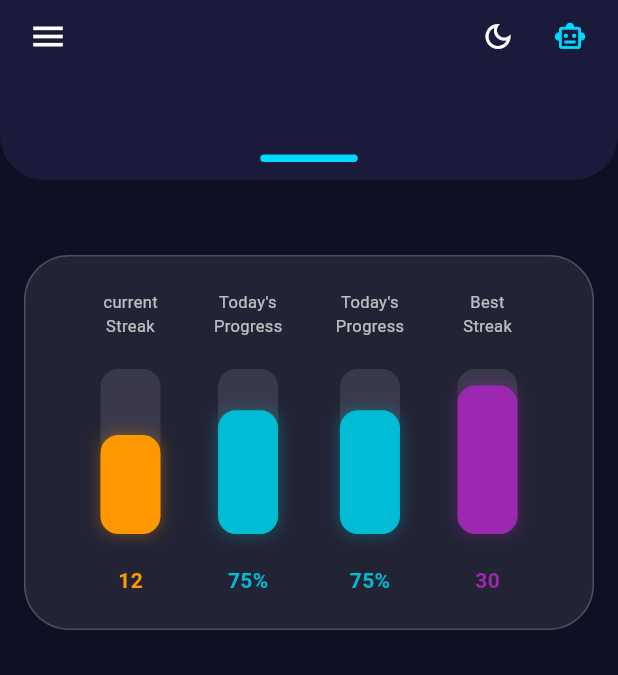
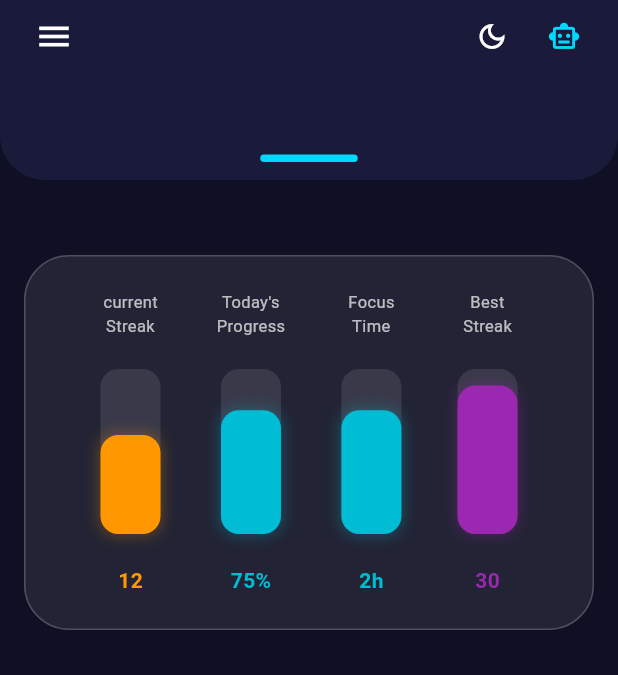
Before and after one commit to kartik480/kultivateNewVers, a Flutter app: the HomeScreen screen opened directly, on a phone screen of 412 x 824 dp. Shown: the top 675 px of the screen. Run offline on Flutter 3.47's test engine with Material 3 defaults, Android fonts, the light colour scheme and no system bars.

Commit message:
small changes in top navbar

```diff
--- a/lib/screens/home_screen.dart
+++ b/lib/screens/home_screen.dart
@@ -9,14 +9,17 @@ class HomeScreen extends StatefulWidget {
 }
 
 class _HomeScreenState extends State<HomeScreen> {
-  // Draggable logic variables
   double _navBarHeight = 120.0;
   final double _minHeight = 120.0;
 
-  // Calculates opacity for the home content (fades to 0 as we drag down)
   double _calculateOpacity(double maxHeight) {
     double opacity = 1.0 - ((_navBarHeight - _minHeight) / (maxHeight * 0.6 - _minHeight));
     return opacity.clamp(0.0, 1.0);
+  }
+
+  double _getIconOpacity() {
+    double fade = 1.0 - ((_navBarHeight - _minHeight) / 30);
+    return fade.clamp(0.0, 1.0);
   }
 
   @override
@@ -31,20 +34,11 @@ class _HomeScreenState extends State<HomeScreen> {
       floatingActionButton: Transform.translate(
         offset: const Offset(0, 27),
         child: Container(
-          height: 70,
-          width: 70,
+          height: 70, width: 70,
           decoration: BoxDecoration(
             shape: BoxShape.circle,
-            gradient: const LinearGradient(
-              colors: [Color(0xFF00D9FF), Color(0xFF00D8FF)],
-            ),
-            boxShadow: [
-              BoxShadow(
-                color: Colors.black.withOpacity(0.6),
-                blurRadius: 20,
-                spreadRadius: 2,
-              ),
-            ],
+            gradient: const LinearGradient(colors: [Color(0xFF00D9FF), Color(0xFF00D8FF)]),
+            boxShadow: [BoxShadow(color: Colors.black.withOpacity(0.6), blurRadius: 20, spreadRadius: 2)],
           ),
           child: IconButton(
             icon: const Icon(Icons.add, color: Colors.white, size: 32),
@@ -55,12 +49,11 @@ class _HomeScreenState extends State<HomeScreen> {
       floatingActionButtonLocation: FloatingActionButtonLocation.centerDocked,
       body: Stack(
         children: [
-          // 1. BACKGROUND CONTENT (HOME PANEL)
+          // 1. HOME PANEL CONTENT
           Positioned.fill(
             child: Opacity(
               opacity: _calculateOpacity(maxHeight),
               child: SingleChildScrollView(
-                // top: 170 provides the requested space between navbar and glossy box
                 padding: const EdgeInsets.only(top: 170, left: 16, right: 16, bottom: 150),
                 child: Column(
                   crossAxisAlignment: CrossAxisAlignment.start,
@@ -93,11 +86,9 @@ class _HomeScreenState extends State<HomeScreen> {
               ),
             ),
 
-          // 3. THE DRAGGABLE HEADER
+          // 3. DRAGGABLE HEADER
           Positioned(
-            top: 0,
-            left: 0,
-            right: 0,
+            top: 0, left: 0, right: 0,
             height: _navBarHeight,
             child: GestureDetector(
               onVerticalDragUpdate: (details) {
@@ -117,35 +108,36 @@ class _HomeScreenState extends State<HomeScreen> {
               child: Container(
                 decoration: BoxDecoration(
                   color: const Color(0xFF1A1B3A),
-                  borderRadius: BorderRadius.vertical(
-                    bottom: Radius.circular(_navBarHeight >= maxHeight ? 0 : 30),
-                  ),
+                  borderRadius: BorderRadius.vertical(bottom: Radius.circular(_navBarHeight >= maxHeight ? 0 : 30)),
                 ),
                 child: SafeArea(
                   bottom: false,
                   child: Column(
                     mainAxisAlignment: MainAxisAlignment.spaceBetween,
                     children: [
-                      // Updated Header Row with Moon and Bot Icons
                       Padding(
-                        padding: const EdgeInsets.symmetric(horizontal: 8.0),
+                        padding: const EdgeInsets.symmetric(horizontal: 12.0),
                         child: Row(
+                          mainAxisAlignment: MainAxisAlignment.spaceBetween, // Pushes icons to far edges
                           children: [
-                            IconButton(
-                              icon: Icon(
-                                _navBarHeight > 300 ? Icons.keyboard_arrow_up : Icons.menu,
-                                color: Colors.white,
-                                size: 26,
-                              ),
-                              onPressed: () => setState(() => _navBarHeight = _minHeight),
-                            ),
-                            const Expanded(
-                              child: Center(
-
+                            // LEFT MENU ICON
+                            Opacity(
+                              opacity: _getIconOpacity(),
+                              child: IgnorePointer(
+                                ignoring: _navBarHeight > _minHeight + 10,
+                                child: IconButton(
+                                  icon: const Icon(Icons.menu, color: Colors.white, size: 26),
+                                  onPressed: () {},
                                 ),
                               ),
-                            // NEW: Moon and Bot Icons side-by-side
-                            Row(
+                            ),
+
+                            // RIGHT ICONS
+                            Opacity(
+                              opacity: _getIconOpacity(),
+                              child: IgnorePointer(
+                                ignoring: _navBarHeight > _minHeight + 10,
+                                child: Row(
                                   mainAxisSize: MainAxisSize.min,
                                   children: [
                                     IconButton(
@@ -158,11 +150,12 @@ class _HomeScreenState extends State<HomeScreen> {
                                     ),
                                   ],
                                 ),
+                              ),
+                            ),
                           ],
                         ),
                       ),
 
-                      // Expanded Menu Content
                       if (_navBarHeight > 250)
                         Expanded(
                           child: SingleChildScrollView(
@@ -170,6 +163,10 @@ class _HomeScreenState extends State<HomeScreen> {
                             padding: const EdgeInsets.symmetric(horizontal: 24, vertical: 10),
                             child: Column(
                               children: [
+                                IconButton(
+                                  icon: const Icon(Icons.keyboard_arrow_up, color: Colors.white, size: 30),
+                                  onPressed: () => setState(() => _navBarHeight = _minHeight),
+                                ),
                                 const Text("Daily Statistics", style: TextStyle(color: Colors.white, fontSize: 24, fontWeight: FontWeight.bold)),
                                 const SizedBox(height: 20),
                                 _menuItem(Icons.auto_graph, "Weekly Progress", "Consistency is up 12%"),
@@ -182,16 +179,11 @@ class _HomeScreenState extends State<HomeScreen> {
                       else
                         const Spacer(),
 
-                      // Cyan Drag Handle
                       if (_navBarHeight < maxHeight)
                         Container(
-                          height: 5,
-                          width: 65,
+                          height: 5, width: 65,
                           margin: const EdgeInsets.only(bottom: 12),
-                          decoration: BoxDecoration(
-                            color: const Color(0xFF00D9FF),
-                            borderRadius: BorderRadius.circular(50),
-                          ),
+                          decoration: BoxDecoration(color: const Color(0xFF00D9FF), borderRadius: BorderRadius.circular(50)),
                         ),
                     ],
                   ),
@@ -204,7 +196,7 @@ class _HomeScreenState extends State<HomeScreen> {
     );
   }
 
-  // --- UI HELPER COMPONENTS ---
+  // --- UI HELPERS ---
 
   Widget _menuItem(IconData icon, String title, String subtitle) {
     return ListTile(
@@ -221,21 +213,19 @@ class _HomeScreenState extends State<HomeScreen> {
 
   Widget _buildStatsBox() {
     return Container(
-      width: double.infinity,
-      height: 250,
+      width: double.infinity, height: 250,
       decoration: BoxDecoration(
         color: Colors.white.withOpacity(0.08),
         borderRadius: BorderRadius.circular(30),
         border: Border.all(color: Colors.white.withOpacity(0.2)),
       ),
-      // Option 2: High horizontal padding (50) to reduce space between bars
       padding: const EdgeInsets.symmetric(horizontal: 50, vertical: 22),
       child: Row(
         mainAxisAlignment: MainAxisAlignment.spaceBetween,
         children: [
           _buildVerticalStat("current\nStreak", "12", 0.6, Colors.orange),
           _buildVerticalStat("Today's\nProgress", "75%", 0.75, Colors.cyan),
-          _buildVerticalStat("Today's\nProgress", "75%", 0.75, Colors.cyan),
+          _buildVerticalStat("Focus\nTime", "2h", 0.75, Colors.cyan),
           _buildVerticalStat("Best\nStreak", "30", 0.9, Colors.purple),
         ],
       ),
@@ -243,10 +233,8 @@ class _HomeScreenState extends State<HomeScreen> {
   }
 
   Widget _buildVerticalStat(String title, String value, double progress, Color color) {
-    // Increased width to 40 for a bolder appearance
     double barWidth = 40.0;
     double maxHeight = 110.0;
-
     return Column(
       mainAxisAlignment: MainAxisAlignment.spaceBetween,
       children: [
@@ -255,20 +243,12 @@ class _HomeScreenState extends State<HomeScreen> {
         Stack(
           alignment: Alignment.bottomCenter,
           children: [
+            Container(height: maxHeight, width: barWidth, decoration: BoxDecoration(color: Colors.white.withOpacity(0.1), borderRadius: BorderRadius.circular(12))),
             Container(
-              height: maxHeight,
-              width: barWidth,
-              decoration: BoxDecoration(color: Colors.white.withOpacity(0.1), borderRadius: BorderRadius.circular(12)),
-            ),
-            Container(
-              height: maxHeight * progress,
-              width: barWidth,
+              height: maxHeight * progress, width: barWidth,
               decoration: BoxDecoration(
-                color: color,
-                borderRadius: BorderRadius.circular(12),
-                boxShadow: [
-                  BoxShadow(color: color.withOpacity(0.3), blurRadius: 8, spreadRadius: 1),
-                ],
+                color: color, borderRadius: BorderRadius.circular(12),
+                boxShadow: [BoxShadow(color: color.withOpacity(0.3), blurRadius: 8, spreadRadius: 1)],
               ),
             ),
           ],
@@ -315,11 +295,7 @@ class _HomeScreenState extends State<HomeScreen> {
                       ],
                     ),
                   ),
-                  const CircleAvatar(
-                    radius: 14,
-                    backgroundColor: Color(0xFF00D9FF),
-                    child: Icon(Icons.check, color: Colors.white, size: 18),
-                  ),
+                  const CircleAvatar(radius: 14, backgroundColor: Color(0xFF00D9FF), child: Icon(Icons.check, color: Colors.white, size: 18)),
                 ],
               ),
             ),
```
Lines whose indentation alone changed are shown as unchanged.
